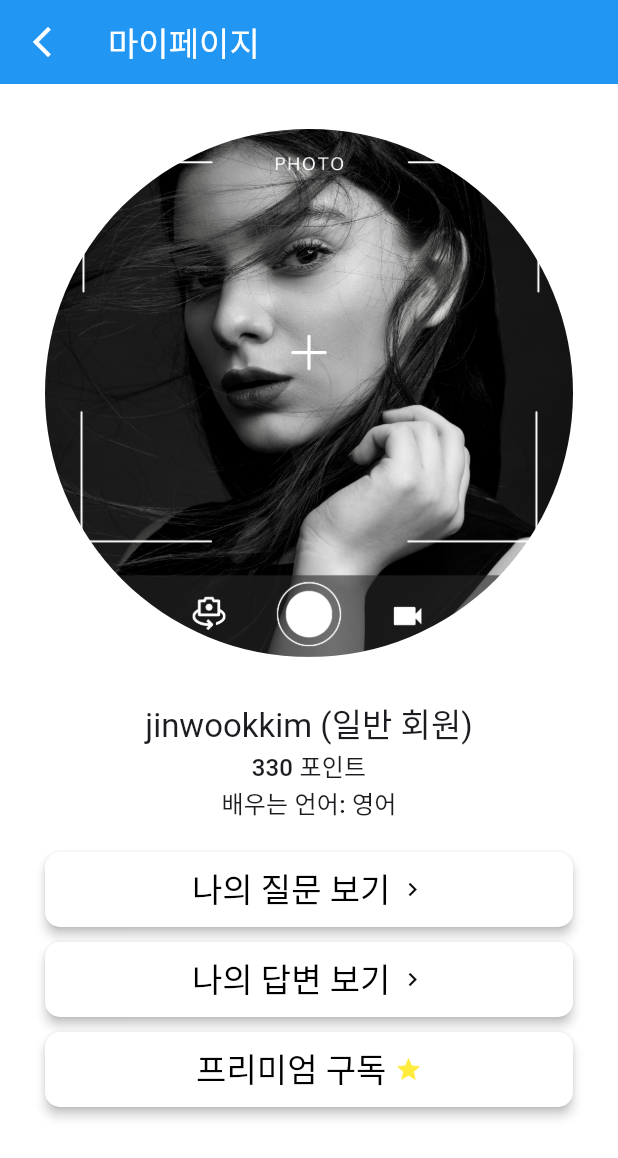
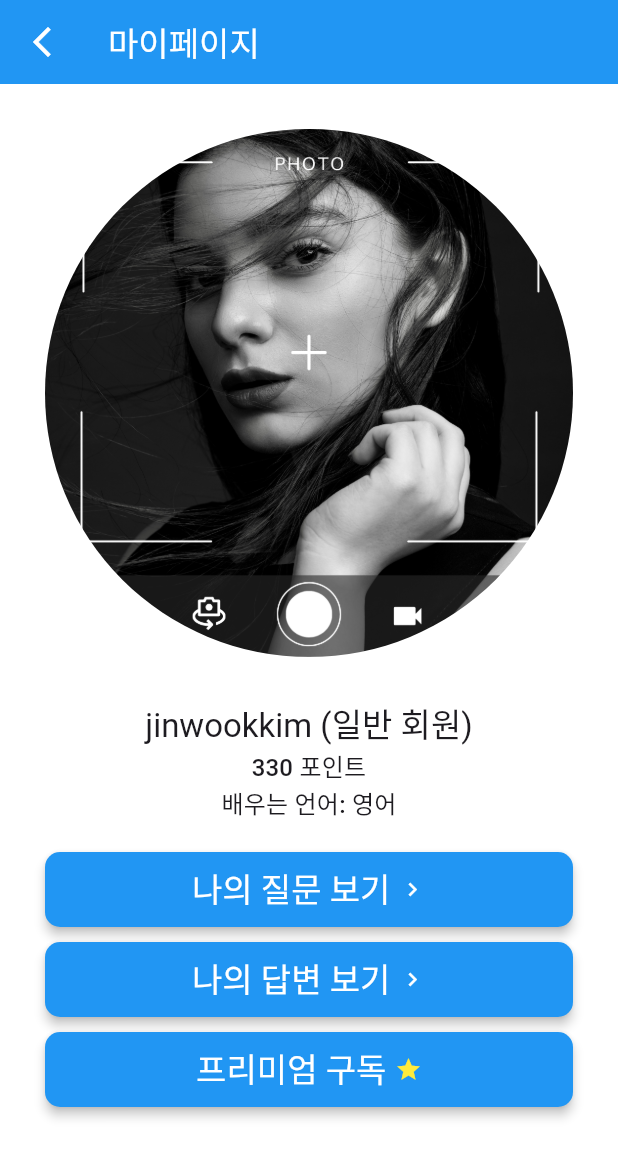
Before and after one commit to SeSACYongsan/langpal, a Flutter app: the MyPageScreen screen opened by its route, on a phone screen of 412 x 824 dp. Shown: the top 1158 px of the screen. Run offline on Flutter 3.47's test engine with Material 3 defaults, Android fonts, the phone set to English and light mode, and no system bars; our stand-ins replace dropdown_button2, flutter_riverpod, go_router, google_fonts; Roboto replaces fonts that are missing (CookieRun).

Commit message:
Update my_page_screen.dart

```diff
--- a/lib/screens/my_page_screen.dart
+++ b/lib/screens/my_page_screen.dart
@@ -58,19 +58,24 @@ class MyPageScreen extends StatelessWidget {
                     context.go("/main/my_page/my_questions");
                   },
                   style: ElevatedButton.styleFrom(
-                    backgroundColor: Colors.white,
+                    backgroundColor: Colors.blue,
                     shape: RoundedRectangleBorder(
                       borderRadius: BorderRadius.circular(10),
                     ),
-                    foregroundColor: Colors.black,
+                    foregroundColor: Colors.white,
                     padding: const EdgeInsets.all(10),
                     elevation: 3,
-                    textStyle: Theme.of(context).textTheme.titleLarge,
+                    textStyle: Theme.of(context).textTheme.titleLarge!.copyWith(
+                          color: Colors.white,
+                        ),
                   ),
                   label: const Text(
                     "나의 질문 보기",
                   ),
-                  icon: const Icon(Icons.chevron_right),
+                  icon: const Icon(
+                    Icons.chevron_right,
+                    color: Colors.white,
+                  ),
                   iconAlignment: IconAlignment.end,
                 ),
                 const SizedBox(height: 10),
@@ -79,17 +84,22 @@ class MyPageScreen extends StatelessWidget {
                     context.go("/main/my_page/my_answers");
                   },
                   style: ElevatedButton.styleFrom(
-                    backgroundColor: Colors.white,
+                    backgroundColor: Colors.blue,
                     shape: RoundedRectangleBorder(
                       borderRadius: BorderRadius.circular(10),
                     ),
-                    foregroundColor: Colors.black,
                     padding: const EdgeInsets.all(10),
+                    foregroundColor: Colors.white,
                     elevation: 3,
-                    textStyle: Theme.of(context).textTheme.titleLarge,
+                    textStyle: Theme.of(context).textTheme.titleLarge!.copyWith(
+                          color: Colors.white,
+                        ),
                   ),
                   label: const Text("나의 답변 보기"),
-                  icon: const Icon(Icons.chevron_right),
+                  icon: const Icon(
+                    Icons.chevron_right,
+                    color: Colors.white,
+                  ),
                   iconAlignment: IconAlignment.end,
                 ),
                 const SizedBox(height: 10),
@@ -98,14 +108,16 @@ class MyPageScreen extends StatelessWidget {
                     context.go("/main/my_page/subscription");
                   },
                   style: ElevatedButton.styleFrom(
-                    backgroundColor: Colors.white,
+                    backgroundColor: Colors.blue,
                     shape: RoundedRectangleBorder(
                       borderRadius: BorderRadius.circular(10),
                     ),
-                    foregroundColor: Colors.black,
                     padding: const EdgeInsets.all(10),
+                    foregroundColor: Colors.white,
                     elevation: 3,
-                    textStyle: Theme.of(context).textTheme.titleLarge,
+                    textStyle: Theme.of(context).textTheme.titleLarge!.copyWith(
+                          color: Colors.white,
+                        ),
                   ),
                   label: const Text("프리미엄 구독"),
                   icon: const Icon(
```
